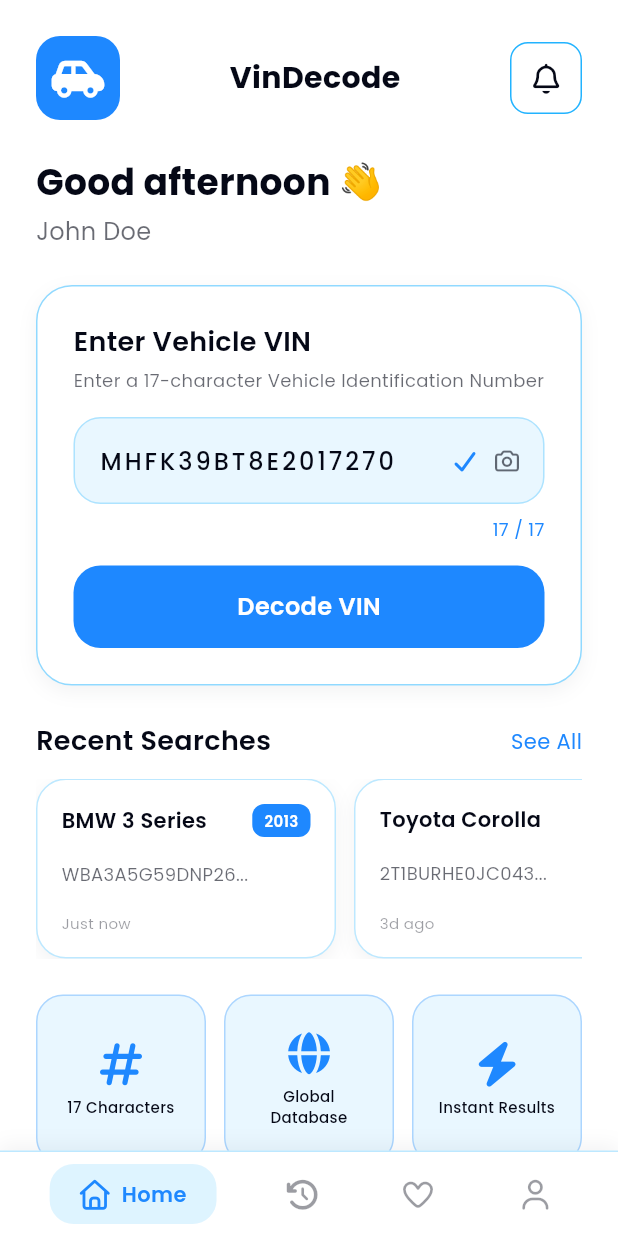
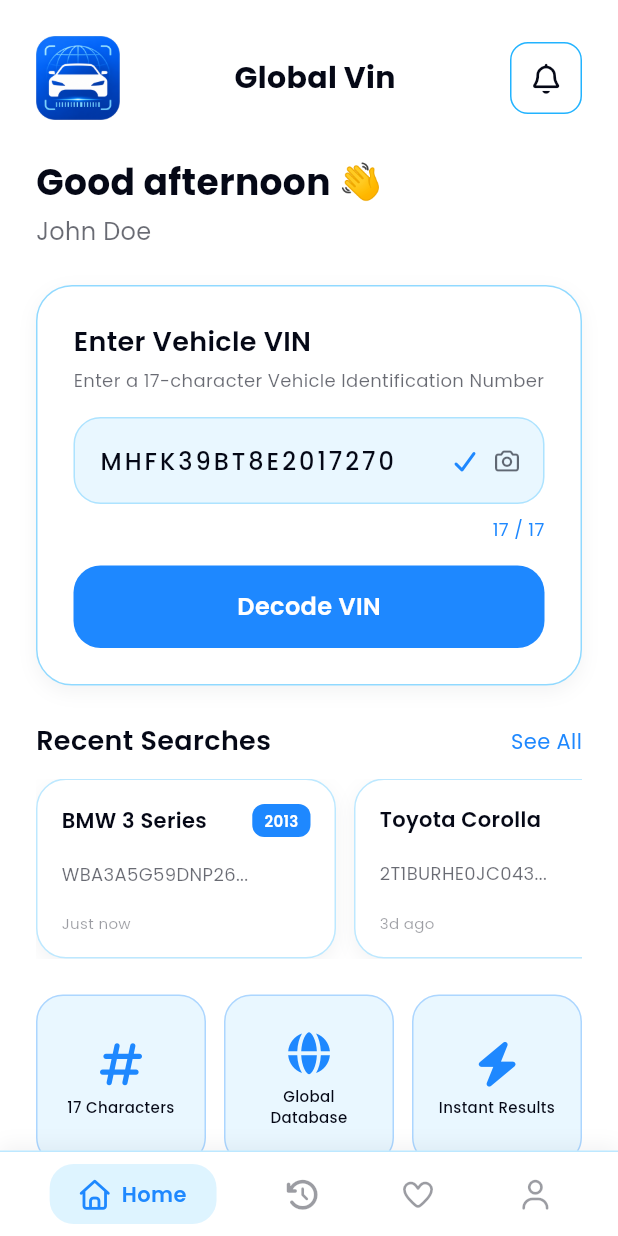
Before and after one commit to IrwanS99/vin-mobile, a Flutter app: the screen it shows after launch, on a phone screen of 412 x 824 dp. Run offline on Flutter 3.47's test engine with Material 3 defaults, Android fonts, the phone set to English and light mode, and no system bars; our stand-ins replace font_awesome_flutter, get, google_fonts.

Commit message:
UPDATE NEW LOGO

```diff
--- a/lib/app/views/home_view.dart
+++ b/lib/app/views/home_view.dart
@@ -47,21 +47,14 @@ class HomeView extends GetView<HomeController> {
     return Row(
       mainAxisAlignment: MainAxisAlignment.spaceBetween,
       children: [
-        Container(
-          width: 56,
-          height: 56,
-          decoration: BoxDecoration(
-            color: AppColors.royalBlue,
-            borderRadius: BorderRadius.circular(16),
+        const Image(
+            image: AssetImage('assets/playstore.png'),
+            width: 56,
+            height: 56,
+            fit: BoxFit.contain,
           ),
-          child: const Icon(
-            FontAwesomeIcons.carSide,
-            color: Colors.white,
-            size: 28,
-          ),
-        ),
         Text(
-          'VinDecode',
+          'Global Vin',
           style: GoogleFonts.poppins(
             fontSize: 20,
             fontWeight: FontWeight.bold,
```
Also changed, not shown: assets/bmw.png (added), assets/civic.png (added), assets/corolla.png (added), assets/playstore.png (added), 5 other files.
